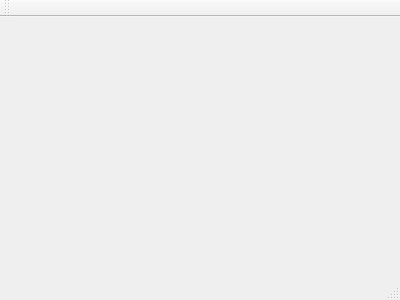
Old version of the form audio/mainwindow.ui in the repository brianmontero18/audioMuschat1.
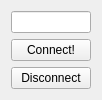
New version of the form.

The edit to the form file:
```diff
--- a/audio/mainwindow.ui
+++ b/audio/mainwindow.ui
@@ -1,24 +1,40 @@
 <ui version="4.0">
  <class>MainWindow</class>
- <widget class="QMainWindow" name="MainWindow" >
-  <property name="geometry" >
+ <widget class="QMainWindow" name="MainWindow">
+  <property name="geometry">
    <rect>
     <x>0</x>
     <y>0</y>
-    <width>400</width>
-    <height>300</height>
+    <width>98</width>
+    <height>94</height>
    </rect>
   </property>
   <property name="windowTitle" >
    <string>MainWindow</string>
   </property>
-  <widget class="QMenuBar" name="menuBar" />
-  <widget class="QToolBar" name="mainToolBar" />
-  <widget class="QWidget" name="centralWidget" />
-  <widget class="QStatusBar" name="statusBar" />
+  <widget class="QWidget" name="centralWidget">
+   <layout class="QVBoxLayout" name="verticalLayout">
+    <item>
+     <widget class="QLineEdit" name="IpEdit"/>
+    </item>
+    <item>
+     <widget class="QPushButton" name="ConnectButton">
+      <property name="text">
+       <string>Connect!</string>
+      </property>
+     </widget>
+    </item>
+    <item>
+     <widget class="QPushButton" name="DisconnectButton">
+      <property name="text">
+       <string>Disconnect</string>
+      </property>
+     </widget>
+    </item>
+   </layout>
+  </widget>
  </widget>
- <layoutDefault spacing="6" margin="11" />
- <pixmapfunction></pixmapfunction>
+ <layoutdefault spacing="6" margin="11"/>
  <resources/>
  <connections/>
 </ui>
```
Left out of the diff: 3 changed lines with no effect on the pictures.
